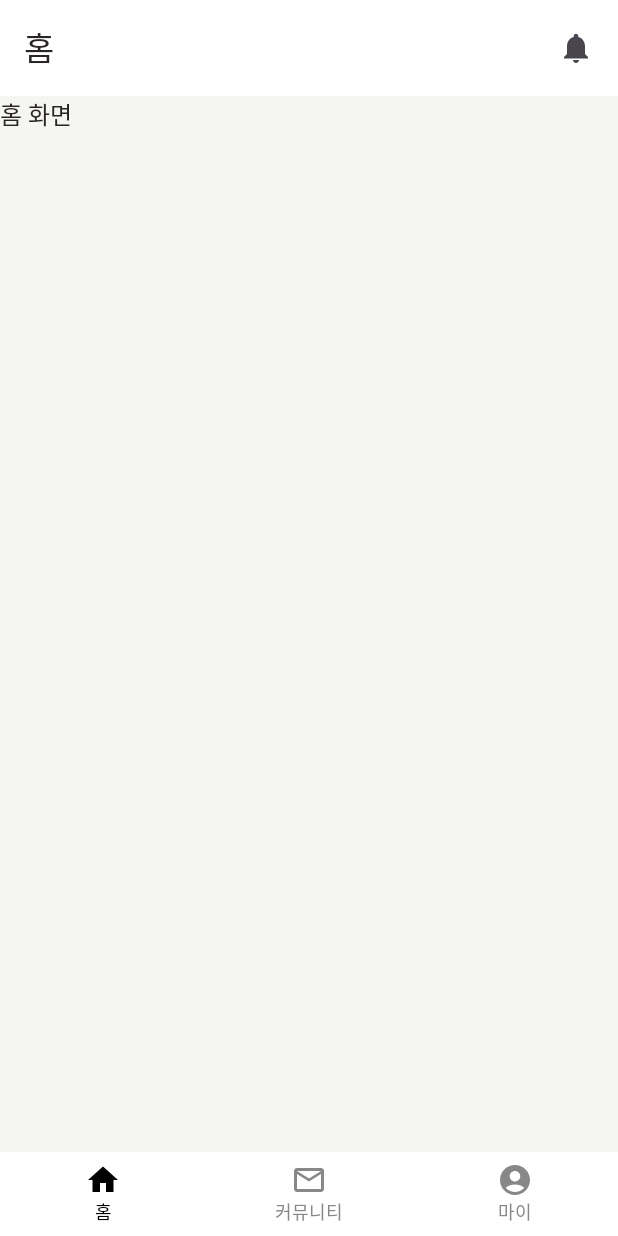
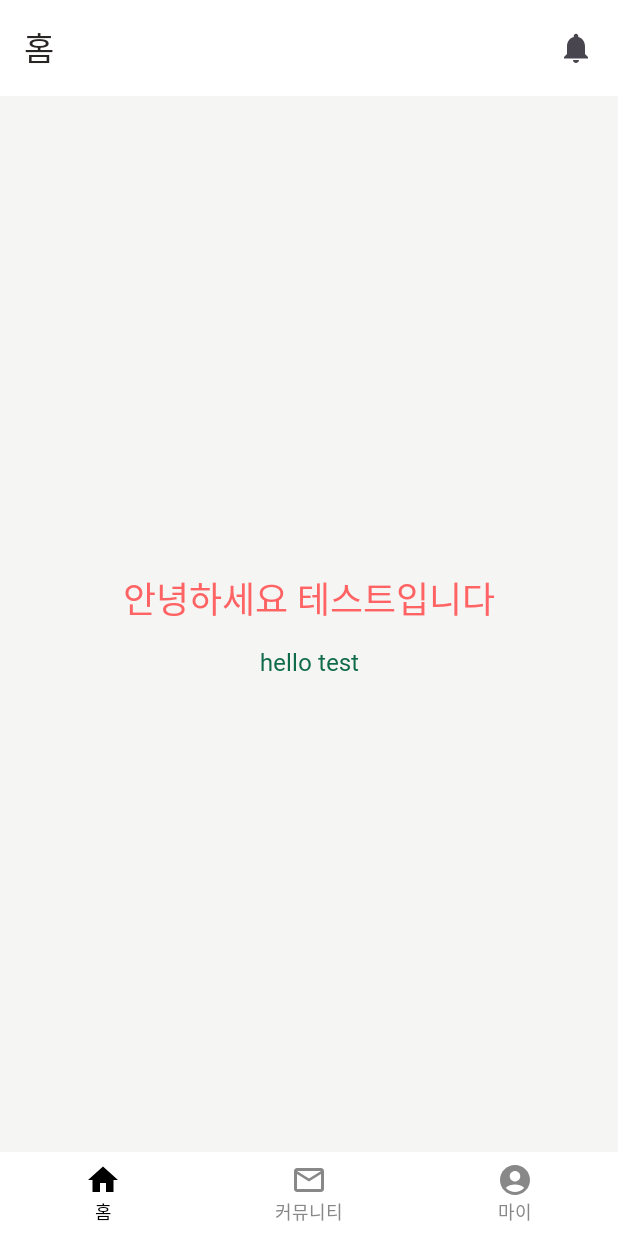
Before and after one commit to HambugDev/Hambug-Android, an Android app built with Jetpack Compose: the screen it shows after launch (MainActivity), on a phone screen of 412 x 824 dp. Run offline under Robolectric (Android 15) with nearby library versions, the phone set to English and light mode, and no system bars; Roboto replaces fonts that are not available here.

Commit message:
design system(color, spacing, typography) 적용 확인

```diff
--- a/app/src/main/java/desktop/hambug/MainActivity.kt
+++ b/app/src/main/java/desktop/hambug/MainActivity.kt
@@ -15,6 +15,7 @@ import androidx.navigation.compose.currentBackStackEntryAsState
 import androidx.navigation.compose.rememberNavController
 import desktop.hambug.ui.component.HambugBottomNav
 import desktop.hambug.ui.component.HambugTopAppBar
+import desktop.hambug.ui.home.HomeScreen
 import desktop.hambug.ui.theme.HambugTheme
 
 class MainActivity : ComponentActivity() {
@@ -64,7 +65,7 @@ fun HambugApp() {
             modifier = Modifier.padding(innerPadding),
         ) {
             composable("home") {
-                Text("홈 화면")
+                HomeScreen()
             }
             composable("community") {
                 Text("커뮤니티 화면")
--- /dev/null
+++ b/app/src/main/java/desktop/hambug/ui/home/HomeScreen.kt
@@ -0,0 +1,37 @@
+package desktop.hambug.ui.home
+
+import androidx.compose.foundation.layout.Arrangement
+import androidx.compose.foundation.layout.Column
+import androidx.compose.foundation.layout.Spacer
+import androidx.compose.foundation.layout.fillMaxSize
+import androidx.compose.foundation.layout.height
+import androidx.compose.material3.MaterialTheme
+import androidx.compose.material3.Text
+import androidx.compose.runtime.Composable
+import androidx.compose.ui.Alignment
+import androidx.compose.ui.Modifier
+import desktop.hambug.ui.theme.HambugTheme
+import desktop.hambug.ui.theme.spacing
+
+@Composable
+fun HomeScreen() {
+    Column(
+        modifier = Modifier.fillMaxSize(),
+        horizontalAlignment = Alignment.CenterHorizontally,
+        verticalArrangement = Arrangement.Center
+    ) {
+        Text(
+            text = "안녕하세요 테스트입니다",
+            style = MaterialTheme.typography.headlineMedium,
+            color = HambugTheme.colors.primRed
+        )
+
+        Spacer(modifier = Modifier.height(MaterialTheme.spacing.large))
+
+        Text(
+            text = "hello test",
+            style = MaterialTheme.typography.bodyLarge,
+            color = HambugTheme.colors.secondGreen
+        )
+    }
+}
```
